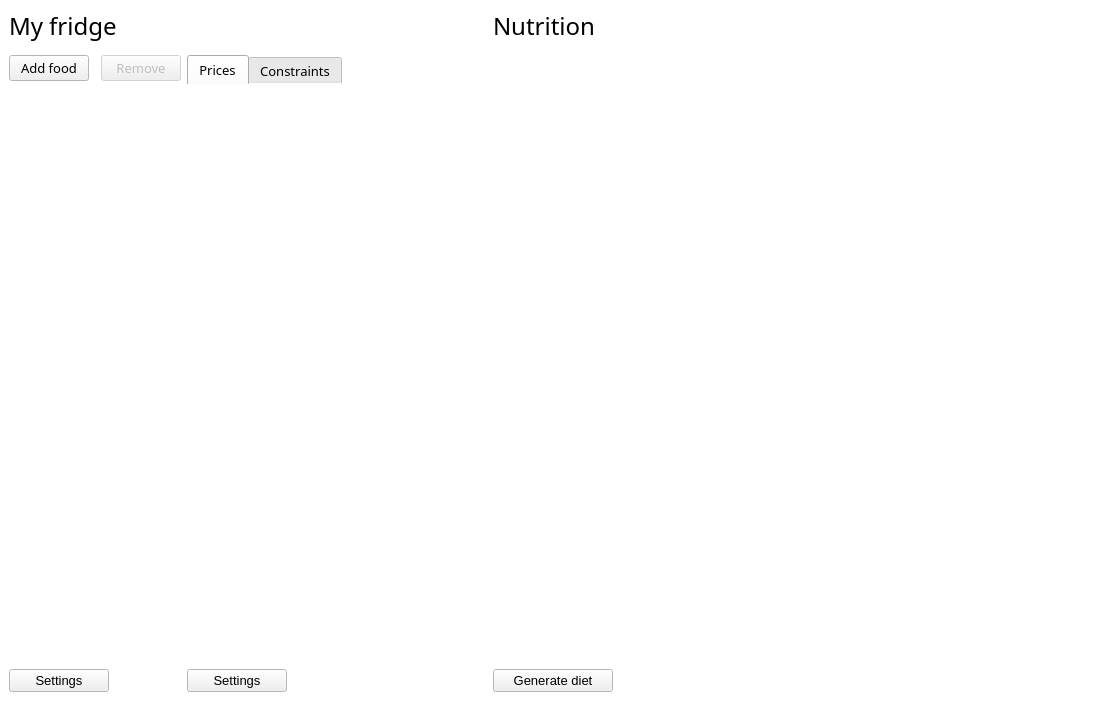
josh-minch/spartan, file ui_mainwindow.ui: the form before one commit.
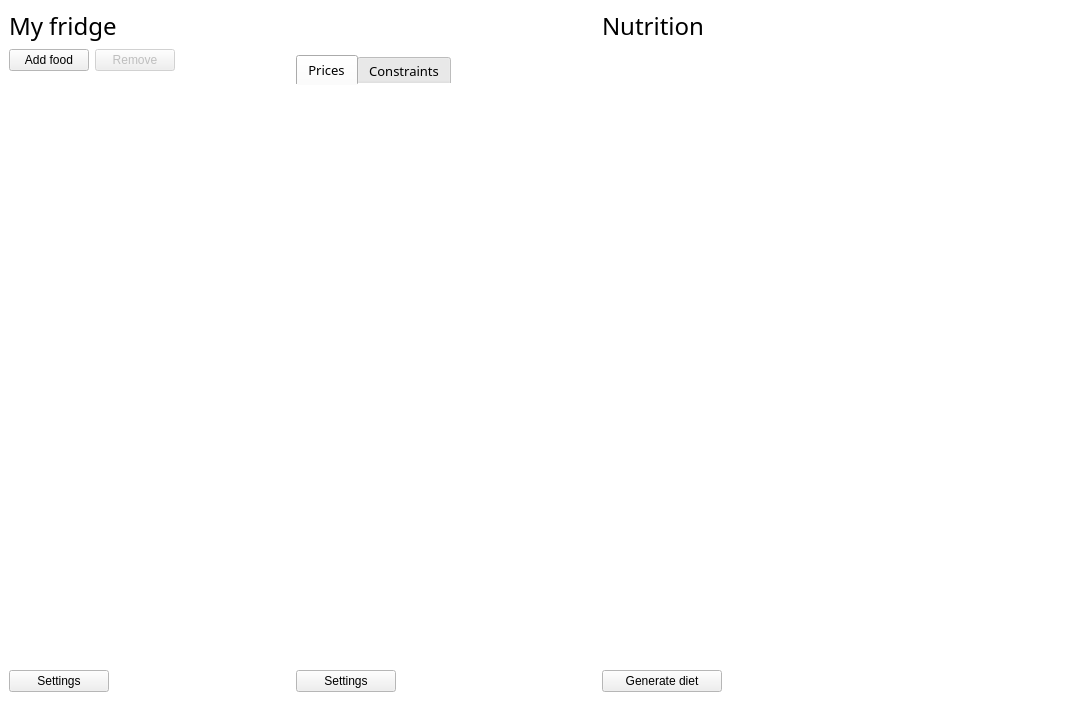
The form after the commit. Icons and pictures are not drawn.

Commit message: Split nutrition view into 3 in optimum diet window

Patch:
```diff
--- a/ui_mainwindow.ui
+++ b/ui_mainwindow.ui
@@ -83,12 +83,9 @@
    <property name="autoFillBackground">
     <bool>true</bool>
    </property>
-   <layout class="QHBoxLayout" name="horizontalLayout_4">
+   <layout class="QHBoxLayout" name="horizontalLayout_2">
     <item>
-     <layout class="QVBoxLayout" name="verticalLayout_3">
-      <property name="spacing">
-       <number>12</number>
-      </property>
+     <layout class="QVBoxLayout" name="verticalLayout">
       <item>
        <widget class="QLabel" name="label_9">
         <property name="font">
@@ -122,8 +119,8 @@
           </property>
           <property name="font">
            <font>
-            <family>Segoe UI Semilight</family>
-            <pointsize>10</pointsize>
+            <family>Segoe UI</family>
+            <pointsize>9</pointsize>
            </font>
           </property>
           <property name="styleSheet">
@@ -151,8 +148,8 @@
           </property>
           <property name="font">
            <font>
-            <family>Segoe UI Semilight</family>
-            <pointsize>10</pointsize>
+            <family>Segoe UI</family>
+            <pointsize>9</pointsize>
            </font>
           </property>
           <property name="toolTip">
@@ -277,7 +274,8 @@
         </property>
         <property name="font">
          <font>
-          <pointsize>10</pointsize>
+          <family>Segoe UI</family>
+          <pointsize>9</pointsize>
          </font>
         </property>
         <property name="focusPolicy">
@@ -336,7 +334,8 @@
         </property>
         <property name="font">
          <font>
-          <pointsize>10</pointsize>
+          <family>Segoe UI</family>
+          <pointsize>9</pointsize>
          </font>
         </property>
         <property name="text">
@@ -528,7 +527,8 @@
             </property>
             <property name="font">
              <font>
-              <pointsize>10</pointsize>
+              <family>Segoe UI</family>
+              <pointsize>9</pointsize>
              </font>
             </property>
             <property name="focusPolicy">
@@ -765,7 +765,8 @@
         </property>
         <property name="font">
          <font>
-          <pointsize>10</pointsize>
+          <family>Segoe UI</family>
+          <pointsize>9</pointsize>
          </font>
         </property>
         <property name="text">
@@ -789,31 +790,315 @@
      </layout>
     </item>
     <item>
-     <layout class="QVBoxLayout" name="verticalLayout">
+     <layout class="QVBoxLayout" name="verticalLayout_3">
       <item>
-       <layout class="QHBoxLayout" name="horizontalLayout_2">
-        <item>
-         <widget class="QLabel" name="label_8">
+       <widget class="QLabel" name="label_8">
+        <property name="font">
+         <font>
+          <family>Segoe UI Semilight</family>
+          <pointsize>18</pointsize>
+          <italic>false</italic>
+         </font>
+        </property>
+        <property name="autoFillBackground">
+         <bool>false</bool>
+        </property>
+        <property name="text">
+         <string>Nutrition</string>
+        </property>
+       </widget>
+      </item>
+      <item>
+       <layout class="QGridLayout" name="gridLayout_2">
+        <item row="0" column="0" rowspan="2" colspan="2">
+         <widget class="QTableView" name="fridge_selected_view">
+          <property name="minimumSize">
+           <size>
+            <width>0</width>
+            <height>200</height>
+           </size>
+          </property>
+          <property name="palette">
+           <palette>
+            <active>
+             <colorrole role="WindowText">
+              <brush brushstyle="SolidPattern">
+               <color alpha="255">
+                <red>0</red>
+                <green>0</green>
+                <blue>0</blue>
+               </color>
+              </brush>
+             </colorrole>
+             <colorrole role="Button">
+              <brush brushstyle="SolidPattern">
+               <color alpha="255">
+                <red>255</red>
+                <green>255</green>
+                <blue>255</blue>
+               </color>
+              </brush>
+             </colorrole>
+             <colorrole role="Midlight">
+              <brush brushstyle="SolidPattern">
+               <color alpha="255">
+                <red>255</red>
+                <green>255</green>
+                <blue>255</blue>
+               </color>
+              </brush>
+             </colorrole>
+             <colorrole role="Dark">
+              <brush brushstyle="SolidPattern">
+               <color alpha="255">
+                <red>255</red>
+                <green>255</green>
+                <blue>255</blue>
+               </color>
+              </brush>
+             </colorrole>
+             <colorrole role="Mid">
+              <brush brushstyle="SolidPattern">
+               <color alpha="255">
+                <red>255</red>
+                <green>255</green>
+                <blue>255</blue>
+               </color>
+              </brush>
+             </colorrole>
+             <colorrole role="Text">
+              <brush brushstyle="SolidPattern">
+               <color alpha="255">
+                <red>0</red>
+                <green>0</green>
+                <blue>0</blue>
+               </color>
+              </brush>
+             </colorrole>
+             <colorrole role="ButtonText">
+              <brush brushstyle="SolidPattern">
+               <color alpha="255">
+                <red>0</red>
+                <green>0</green>
+                <blue>0</blue>
+               </color>
+              </brush>
+             </colorrole>
+             <colorrole role="Shadow">
+              <brush brushstyle="SolidPattern">
+               <color alpha="255">
+                <red>255</red>
+                <green>255</green>
+                <blue>255</blue>
+               </color>
+              </brush>
+             </colorrole>
+             <colorrole role="PlaceholderText">
+              <brush brushstyle="SolidPattern">
+               <color alpha="128">
+                <red>0</red>
+                <green>0</green>
+                <blue>0</blue>
+               </color>
+              </brush>
+             </colorrole>
+            </active>
+            <inactive>
+             <colorrole role="WindowText">
+              <brush brushstyle="SolidPattern">
+               <color alpha="255">
+                <red>0</red>
+                <green>0</green>
+                <blue>0</blue>
+               </color>
+              </brush>
+             </colorrole>
+             <colorrole role="Button">
+              <brush brushstyle="SolidPattern">
+               <color alpha="255">
+                <red>255</red>
+                <green>255</green>
+                <blue>255</blue>
+               </color>
+              </brush>
+             </colorrole>
+             <colorrole role="Midlight">
+              <brush brushstyle="SolidPattern">
+               <color alpha="255">
+                <red>255</red>
+                <green>255</green>
+                <blue>255</blue>
+               </color>
+              </brush>
+             </colorrole>
+             <colorrole role="Dark">
+              <brush brushstyle="SolidPattern">
+               <color alpha="255">
+                <red>255</red>
+                <green>255</green>
+                <blue>255</blue>
+               </color>
+              </brush>
+             </colorrole>
+             <colorrole role="Mid">
+              <brush brushstyle="SolidPattern">
+               <color alpha="255">
+                <red>255</red>
+                <green>255</green>
+                <blue>255</blue>
+               </color>
+              </brush>
+             </colorrole>
+             <colorrole role="Text">
+              <brush brushstyle="SolidPattern">
+               <color alpha="255">
+                <red>0</red>
+                <green>0</green>
+                <blue>0</blue>
+               </color>
+              </brush>
+             </colorrole>
+             <colorrole role="ButtonText">
+              <brush brushstyle="SolidPattern">
+               <color alpha="255">
+                <red>0</red>
+                <green>0</green>
+                <blue>0</blue>
+               </color>
+              </brush>
+             </colorrole>
+             <colorrole role="Shadow">
+              <brush brushstyle="SolidPattern">
+               <color alpha="255">
+                <red>255</red>
+                <green>255</green>
+                <blue>255</blue>
+               </color>
+              </brush>
+             </colorrole>
+             <colorrole role="PlaceholderText">
+              <brush brushstyle="SolidPattern">
+               <color alpha="128">
+                <red>0</red>
+                <green>0</green>
+                <blue>0</blue>
+               </color>
+              </brush>
+             </colorrole>
+            </inactive>
+            <disabled>
+             <colorrole role="WindowText">
+              <brush brushstyle="SolidPattern">
+               <color alpha="255">
+                <red>255</red>
+                <green>255</green>
+                <blue>255</blue>
+               </color>
+              </brush>
+             </colorrole>
+             <colorrole role="Button">
+              <brush brushstyle="SolidPattern">
+               <color alpha="255">
+                <red>255</red>
+                <green>255</green>
+                <blue>255</blue>
+               </color>
+              </brush>
+             </colorrole>
+             <colorrole role="Midlight">
+              <brush brushstyle="SolidPattern">
+               <color alpha="255">
+                <red>255</red>
+                <green>255</green>
+                <blue>255</blue>
+               </color>
+              </brush>
+             </colorrole>
+             <colorrole role="Dark">
+              <brush brushstyle="SolidPattern">
+               <color alpha="255">
+                <red>255</red>
+                <green>255</green>
+                <blue>255</blue>
+               </color>
+              </brush>
+             </colorrole>
+             <colorrole role="Mid">
+              <brush brushstyle="SolidPattern">
+               <color alpha="255">
+                <red>255</red>
+                <green>255</green>
+                <blue>255</blue>
+               </color>
+              </brush>
+             </colorrole>
+             <colorrole role="Text">
+              <brush brushstyle="SolidPattern">
+               <color alpha="255">
+                <red>255</red>
+                <green>255</green>
+                <blue>255</blue>
+               </color>
+              </brush>
+             </colorrole>
+             <colorrole role="ButtonText">
+              <brush brushstyle="SolidPattern">
+               <color alpha="255">
+                <red>255</red>
+                <green>255</green>
+                <blue>255</blue>
+               </color>
+              </brush>
+             </colorrole>
+             <colorrole role="Shadow">
+              <brush brushstyle="SolidPattern">
+               <color alpha="255">
+                <red>255</red>
+                <green>255</green>
+                <blue>255</blue>
+               </color>
+              </brush>
+             </colorrole>
+             <colorrole role="PlaceholderText">
+              <brush brushstyle="SolidPattern">
+               <color alpha="128">
+                <red>0</red>
+                <green>0</green>
+                <blue>0</blue>
+               </color>
+              </brush>
+             </colorrole>
+            </disabled>
+           </palette>
+          </property>
           <property name="font">
            <font>
-            <family>Segoe UI Semilight</family>
-            <pointsize>18</pointsize>
-            <italic>false</italic>
+            <family>Segoe UI</family>
+            <pointsize>9</pointsize>
            </font>
           </property>
-          <property name="autoFillBackground">
-           <bool>false</bool>
+          <property name="styleSheet">
+           <string notr="true">QHeaderView::section{
+	background-color: white;
+	border: 0px;
+}
+</string>
           </property>
-          <property name="text">
-           <string>Nutrition</string>
+          <property name="frameShape">
+           <enum>QFrame::NoFrame</enum>
           </property>
+          <property name="showGrid">
+           <bool>false</bool>
+          </property>
+          <attribute name="horizontalHeaderVisible">
+           <bool>true</bool>
+          </attribute>
+          <attribute name="verticalHeaderVisible">
+           <bool>false</bool>
+          </attribute>
          </widget>
         </item>
-       </layout>
-      </item>
-      <item>
-       <layout class="QHBoxLayout" name="horizontalLayout_3">
-        <item>
+        <item row="1" column="1" colspan="2">
          <widget class="QTableView" name="macros_view">
           <property name="sizePolicy">
            <sizepolicy hsizetype="Expanding" vsizetype="Expanding">
@@ -894,7 +1179,7 @@
           <property name="font">
            <font>
             <family>Segoe UI</family>
-            <pointsize>10</pointsize>
+            <pointsize>9</pointsize>
            </font>
           </property>
           <property name="focusPolicy">
@@ -929,7 +1214,7 @@
            <bool>false</bool>
           </property>
           <attribute name="horizontalHeaderVisible">
-           <bool>false</bool>
+           <bool>true</bool>
           </attribute>
           <attribute name="horizontalHeaderStretchLastSection">
            <bool>false</bool>
@@ -942,7 +1227,7 @@
           </attribute>
          </widget>
         </item>
-        <item>
+        <item row="2" column="0">
          <widget class="QTableView" name="vits_view">
           <property name="sizePolicy">
            <sizepolicy hsizetype="Expanding" vsizetype="Expanding">
@@ -1023,7 +1308,7 @@
           <property name="font">
            <font>
             <family>Segoe UI</family>
-            <pointsize>10</pointsize>
+            <pointsize>9</pointsize>
            </font>
           </property>
           <property name="focusPolicy">
@@ -1058,7 +1343,7 @@
            <bool>false</bool>
           </property>
           <attribute name="horizontalHeaderVisible">
-           <bool>false</bool>
+           <bool>true</bool>
           </attribute>
           <attribute name="horizontalHeaderStretchLastSection">
            <bool>false</bool>
@@ -1071,7 +1356,7 @@
           </attribute>
          </widget>
         </item>
-        <item>
+        <item row="2" column="2">
          <widget class="QTableView" name="minerals_view">
           <property name="sizePolicy">
            <sizepolicy hsizetype="Expanding" vsizetype="Expanding">
@@ -1152,7 +1437,7 @@
           <property name="font">
            <font>
             <family>Segoe UI</family>
-            <pointsize>10</pointsize>
+            <pointsize>9</pointsize>
            </font>
           </property>
           <property name="focusPolicy">
@@ -1187,7 +1472,7 @@
            <bool>false</bool>
           </property>
           <attribute name="horizontalHeaderVisible">
-           <bool>false</bool>
+           <bool>true</bool>
           </attribute>
           <attribute name="horizontalHeaderStretchLastSection">
            <bool>false</bool>
@@ -1202,288 +1487,6 @@
         </item>
        </layout>
       </item>
-      <item>
-       <widget class="QTableView" name="fridge_selected_view">
-        <property name="minimumSize">
-         <size>
-          <width>0</width>
-          <height>200</height>
-         </size>
-        </property>
-        <property name="palette">
-         <palette>
-          <active>
-           <colorrole role="WindowText">
-            <brush brushstyle="SolidPattern">
-             <color alpha="255">
-              <red>0</red>
-              <green>0</green>
-              <blue>0</blue>
-             </color>
-            </brush>
-           </colorrole>
-           <colorrole role="Button">
-            <brush brushstyle="SolidPattern">
-             <color alpha="255">
-              <red>255</red>
-              <green>255</green>
-              <blue>255</blue>
-             </color>
-            </brush>
-           </colorrole>
-           <colorrole role="Midlight">
-            <brush brushstyle="SolidPattern">
-             <color alpha="255">
-              <red>255</red>
-              <green>255</green>
-              <blue>255</blue>
-             </color>
-            </brush>
-           </colorrole>
-           <colorrole role="Dark">
-            <brush brushstyle="SolidPattern">
-             <color alpha="255">
-              <red>255</red>
-              <green>255</green>
-              <blue>255</blue>
-             </color>
-            </brush>
-           </colorrole>
-           <colorrole role="Mid">
-            <brush brushstyle="SolidPattern">
-             <color alpha="255">
-              <red>255</red>
-              <green>255</green>
-              <blue>255</blue>
-             </color>
-            </brush>
-           </colorrole>
-           <colorrole role="Text">
-            <brush brushstyle="SolidPattern">
-             <color alpha="255">
-              <red>0</red>
-              <green>0</green>
-              <blue>0</blue>
-             </color>
-            </brush>
-           </colorrole>
-           <colorrole role="ButtonText">
-            <brush brushstyle="SolidPattern">
-             <color alpha="255">
-              <red>0</red>
-              <green>0</green>
-              <blue>0</blue>
-             </color>
-            </brush>
-           </colorrole>
-           <colorrole role="Shadow">
-            <brush brushstyle="SolidPattern">
-             <color alpha="255">
-              <red>255</red>
-              <green>255</green>
-              <blue>255</blue>
-             </color>
-            </brush>
-           </colorrole>
-           <colorrole role="PlaceholderText">
-            <brush brushstyle="SolidPattern">
-             <color alpha="128">
-              <red>0</red>
-              <green>0</green>
-              <blue>0</blue>
-             </color>
-            </brush>
-           </colorrole>
-          </active>
-          <inactive>
-           <colorrole role="WindowText">
-            <brush brushstyle="SolidPattern">
-             <color alpha="255">
-              <red>0</red>
-              <green>0</green>
-              <blue>0</blue>
-             </color>
-            </brush>
-           </colorrole>
-           <colorrole role="Button">
-            <brush brushstyle="SolidPattern">
-             <color alpha="255">
-              <red>255</red>
-              <green>255</green>
-              <blue>255</blue>
-             </color>
-            </brush>
-           </colorrole>
-           <colorrole role="Midlight">
-            <brush brushstyle="SolidPattern">
-             <color alpha="255">
-              <red>255</red>
-              <green>255</green>
-              <blue>255</blue>
-             </color>
-            </brush>
-           </colorrole>
-           <colorrole role="Dark">
-            <brush brushstyle="SolidPattern">
-             <color alpha="255">
-              <red>255</red>
-              <green>255</green>
-              <blue>255</blue>
-             </color>
-            </brush>
-           </colorrole>
-           <colorrole role="Mid">
-            <brush brushstyle="SolidPattern">
-             <color alpha="255">
-              <red>255</red>
-              <green>255</green>
-              <blue>255</blue>
-             </color>
-            </brush>
-           </colorrole>
-           <colorrole role="Text">
-            <brush brushstyle="SolidPattern">
-             <color alpha="255">
-              <red>0</red>
-              <green>0</green>
-              <blue>0</blue>
-             </color>
-            </brush>
-           </colorrole>
-           <colorrole role="ButtonText">
-            <brush brushstyle="SolidPattern">
-             <color alpha="255">
-              <red>0</red>
-              <green>0</green>
-              <blue>0</blue>
-             </color>
-            </brush>
-           </colorrole>
-           <colorrole role="Shadow">
-            <brush brushstyle="SolidPattern">
-             <color alpha="255">
-              <red>255</red>
-              <green>255</green>
-              <blue>255</blue>
-             </color>
-            </brush>
-           </colorrole>
-           <colorrole role="PlaceholderText">
-            <brush brushstyle="SolidPattern">
-             <color alpha="128">
-              <red>0</red>
-              <green>0</green>
-              <blue>0</blue>
-             </color>
-            </brush>
-           </colorrole>
-          </inactive>
-          <disabled>
-           <colorrole role="WindowText">
-            <brush brushstyle="SolidPattern">
-             <color alpha="255">
-              <red>255</red>
-              <green>255</green>
-              <blue>255</blue>
-             </color>
-            </brush>
-           </colorrole>
-           <colorrole role="Button">
-            <brush brushstyle="SolidPattern">
-             <color alpha="255">
-              <red>255</red>
-              <green>255</green>
-              <blue>255</blue>
-             </color>
-            </brush>
-           </colorrole>
-           <colorrole role="Midlight">
-            <brush brushstyle="SolidPattern">
-             <color alpha="255">
-              <red>255</red>
-              <green>255</green>
-              <blue>255</blue>
-             </color>
-            </brush>
-           </colorrole>
-           <colorrole role="Dark">
-            <brush brushstyle="SolidPattern">
-             <color alpha="255">
-              <red>255</red>
-              <green>255</green>
-              <blue>255</blue>
-             </color>
-            </brush>
-           </colorrole>
-           <colorrole role="Mid">
-            <brush brushstyle="SolidPattern">
-             <color alpha="255">
-              <red>255</red>
-              <green>255</green>
-              <blue>255</blue>
-             </color>
-            </brush>
-           </colorrole>
-           <colorrole role="Text">
-            <brush brushstyle="SolidPattern">
-             <color alpha="255">
-              <red>255</red>
-              <green>255</green>
-              <blue>255</blue>
-             </color>
-            </brush>
-           </colorrole>
-           <colorrole role="ButtonText">
-            <brush brushstyle="SolidPattern">
-             <color alpha="255">
-              <red>255</red>
-              <green>255</green>
-              <blue>255</blue>
-             </color>
-            </brush>
-           </colorrole>
-           <colorrole role="Shadow">
-            <brush brushstyle="SolidPattern">
-             <color alpha="255">
-              <red>255</red>
-              <green>255</green>
-              <blue>255</blue>
-             </color>
-            </brush>
-           </colorrole>
-           <colorrole role="PlaceholderText">
-            <brush brushstyle="SolidPattern">
-             <color alpha="128">
-              <red>0</red>
-              <green>0</green>
-              <blue>0</blue>
-             </color>
-            </brush>
-           </colorrole>
-          </disabled>
-         </palette>
-        </property>
-        <property name="styleSheet">
-         <string notr="true">QHeaderView::section{
-	background-color: white;
-	border: 0px;
-}
-</string>
-        </property>
-        <property name="frameShape">
-         <enum>QFrame::NoFrame</enum>
-        </property>
-        <property name="showGrid">
-         <bool>false</bool>
-        </property>
-        <attribute name="horizontalHeaderVisible">
-         <bool>false</bool>
-        </attribute>
-        <attribute name="verticalHeaderVisible">
-         <bool>false</bool>
-        </attribute>
-       </widget>
-      </item>
       <item>
        <widget class="QPushButton" name="optimize_btn">
         <property name="maximumSize">
@@ -1495,7 +1498,7 @@
         <property name="font">
          <font>
           <family>Segoe UI</family>
-          <pointsize>10</pointsize>
+          <pointsize>9</pointsize>
           <weight>50</weight>
           <bold>false</bold>
          </font>
```
Left out of the diff: 2 changed lines with no effect on the pictures. The commit also changes 9 other files.
